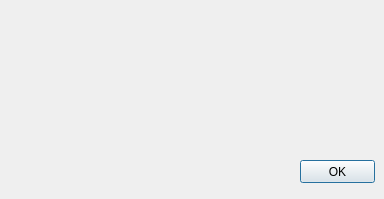
Qt form Qt_C_Code_serial_communication/read_USB/about.ui (miguegallo88ss/ArduioUno-PC_USB-Communication) before a commit.
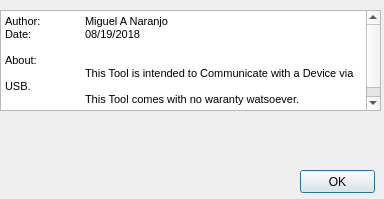
The same form after that commit.

What changed in the file:
```diff
--- a/Qt_C_Code_serial_communication/read_USB/about.ui
+++ b/Qt_C_Code_serial_communication/read_USB/about.ui
@@ -13,11 +13,14 @@
   <property name="windowTitle">
    <string>Dialog</string>
   </property>
+  <property name="sizeGripEnabled">
+   <bool>false</bool>
+  </property>
   <widget class="QPushButton" name="about_ok_button">
    <property name="geometry">
     <rect>
      <x>300</x>
-     <y>160</y>
+     <y>170</y>
      <width>75</width>
      <height>23</height>
     </rect>
@@ -26,6 +29,44 @@
     <string>OK</string>
    </property>
   </widget>
+  <widget class="QWidget" name="verticalLayoutWidget">
+   <property name="geometry">
+    <rect>
+     <x>0</x>
+     <y>10</y>
+     <width>381</width>
+     <height>101</height>
+    </rect>
+   </property>
+   <layout class="QVBoxLayout" name="About_Info_layout">
+    <property name="leftMargin">
+     <number>0</number>
+    </property>
+    <item>
+     <widget class="QTextEdit" name="about_info_test_box">
+      <property name="enabled">
+       <bool>true</bool>
+      </property>
+      <property name="readOnly">
+       <bool>true</bool>
+      </property>
+      <property name="html">
+       <string>&lt;!DOCTYPE HTML PUBLIC &quot;-//W3C//DTD HTML 4.0//EN&quot; &quot;http://www.w3.org/TR/REC-html40/strict.dtd&quot;&gt;
+&lt;html&gt;&lt;head&gt;&lt;meta name=&quot;qrichtext&quot; content=&quot;1&quot; /&gt;&lt;style type=&quot;text/css&quot;&gt;
+p, li { white-space: pre-wrap; }
+&lt;/style&gt;&lt;/head&gt;&lt;body style=&quot; font-family:'MS Shell Dlg 2'; font-size:8.25pt; font-weight:400; font-style:normal;&quot;&gt;
+&lt;p style=&quot; margin-top:0px; margin-bottom:0px; margin-left:0px; margin-right:0px; -qt-block-indent:0; text-indent:0px;&quot;&gt;Author:	Miguel A Naranjo&lt;/p&gt;
+&lt;p style=&quot; margin-top:0px; margin-bottom:0px; margin-left:0px; margin-right:0px; -qt-block-indent:0; text-indent:0px;&quot;&gt;Date:	08/19/2018&lt;/p&gt;
+&lt;p style=&quot;-qt-paragraph-type:empty; margin-top:0px; margin-bottom:0px; margin-left:0px; margin-right:0px; -qt-block-indent:0; text-indent:0px;&quot;&gt;&lt;br /&gt;&lt;/p&gt;
+&lt;p style=&quot; margin-top:0px; margin-bottom:0px; margin-left:0px; margin-right:0px; -qt-block-indent:0; text-indent:0px;&quot;&gt;About:&lt;/p&gt;
+&lt;p style=&quot; margin-top:0px; margin-bottom:0px; margin-left:0px; margin-right:0px; -qt-block-indent:0; text-indent:0px;&quot;&gt;	This Tool is intended to Communicate with a Device via USB.&lt;/p&gt;
+&lt;p style=&quot; margin-top:0px; margin-bottom:0px; margin-left:0px; margin-right:0px; -qt-block-indent:0; text-indent:0px;&quot;&gt;	This Tool comes with no waranty watsoever.&lt;/p&gt;
+&lt;p style=&quot; margin-top:0px; margin-bottom:0px; margin-left:0px; margin-right:0px; -qt-block-indent:0; text-indent:0px;&quot;&gt;	&lt;/p&gt;&lt;/body&gt;&lt;/html&gt;</string>
+      </property>
+     </widget>
+    </item>
+   </layout>
+  </widget>
  </widget>
  <resources/>
  <connections/>
```
